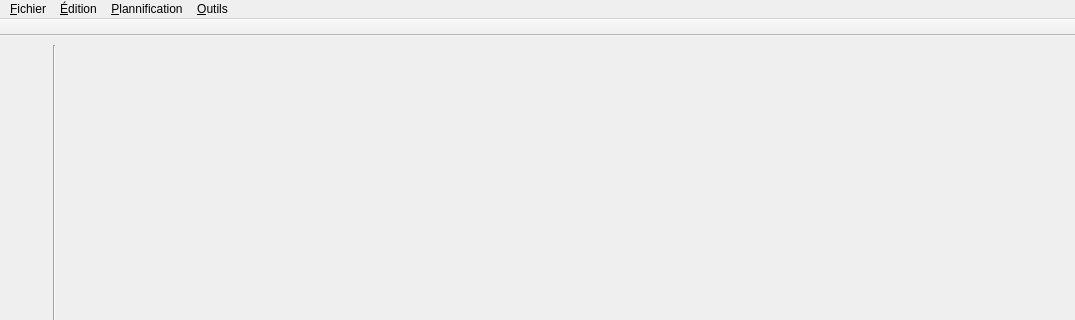
JosephdeVilmarest/planification2D, file planification.ui: the form before one commit; both pictures show x 0 to 1075 and y 0 to 320 of the 1075 by 824 pixel window.
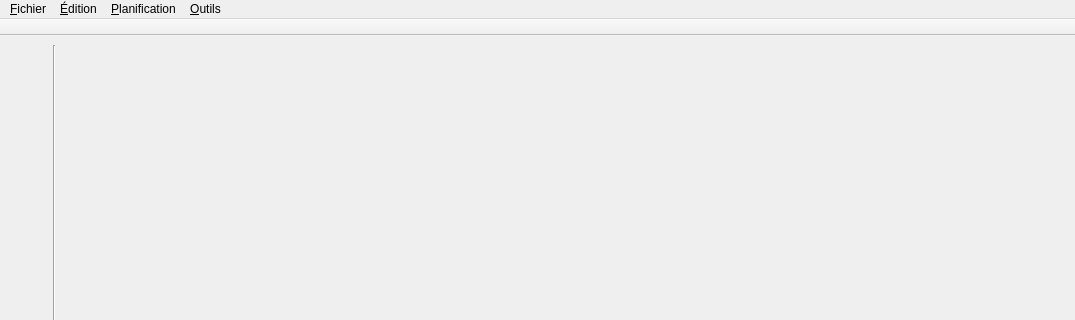
The form after the commit. Icons and pictures are not drawn.

Patch:
```diff
--- a/planification.ui
+++ b/planification.ui
@@ -250,7 +250,7 @@
      <x>0</x>
      <y>0</y>
      <width>1075</width>
-     <height>25</height>
+     <height>21</height>
     </rect>
    </property>
    <widget class="QMenu" name="menuFichier">
@@ -281,14 +281,14 @@
     <addaction name="actionPropos"/>
     <addaction name="actionProposQt"/>
    </widget>
-   <widget class="QMenu" name="menuPlannification">
+   <widget class="QMenu" name="menuPlanification">
     <property name="title">
-     <string>&amp;Plannification</string>
+     <string>&amp;Planification</string>
     </property>
    </widget>
    <addaction name="menuFichier"/>
    <addaction name="menu_dition"/>
-   <addaction name="menuPlannification"/>
+   <addaction name="menuPlanification"/>
    <addaction name="menuAide"/>
   </widget>
   <widget class="QStatusBar" name="statusbar"/>
```
